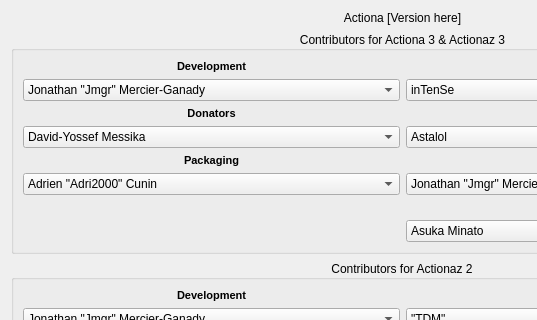
First picture: the form in gui/ui/aboutdialog.ui, repository Jmgr/actiona, before the edit; both pictures show x 0 to 537 and y 0 to 320 of the 805 by 656 pixel window.
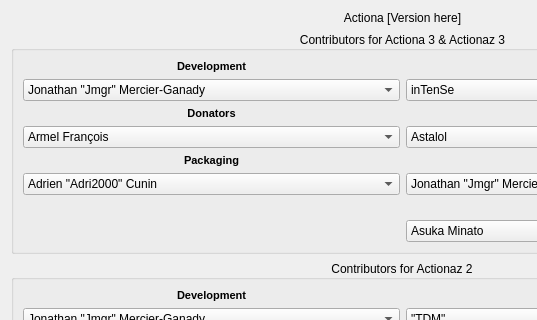
Second picture: the form after the edit. Icons and pictures are not drawn.

Patch:
```diff
--- a/gui/ui/aboutdialog.ui
+++ b/gui/ui/aboutdialog.ui
@@ -259,6 +259,16 @@
           </item>
           <item>
            <widget class="QComboBox" name="act3Donators">
+            <item>
+             <property name="text">
+              <string>Armel François</string>
+             </property>
+            </item>
+            <item>
+             <property name="text">
+              <string>Fredy123</string>
+             </property>
+            </item>
             <item>
              <property name="text">
               <string>David-Yossef Messika</string>
```
